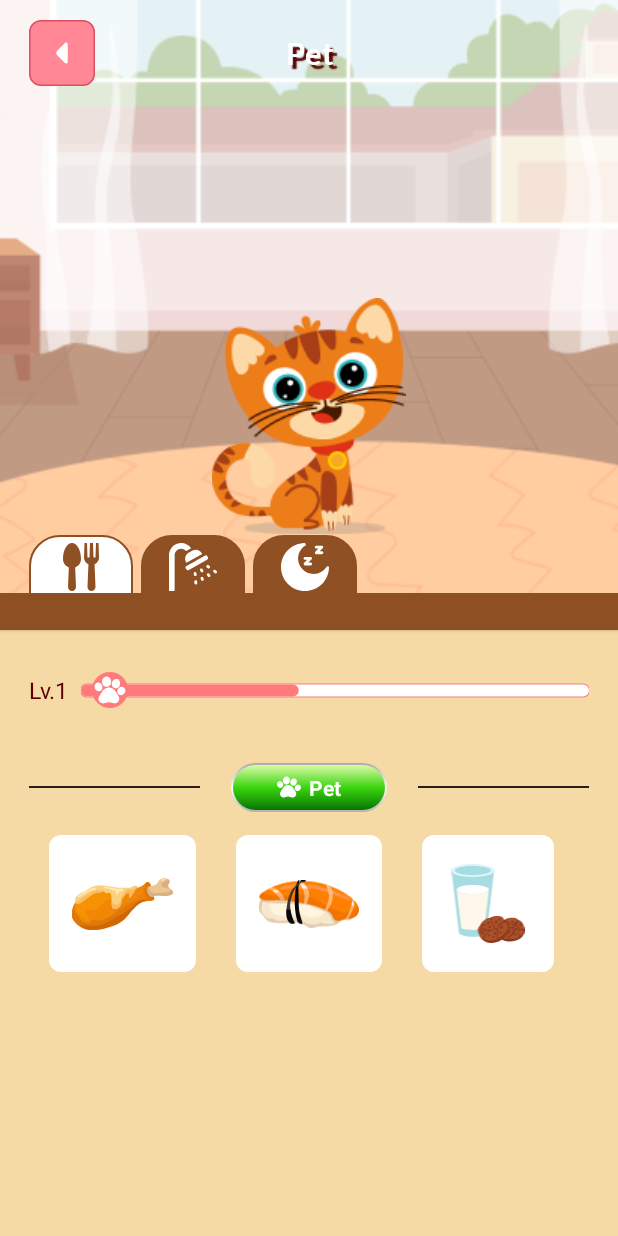
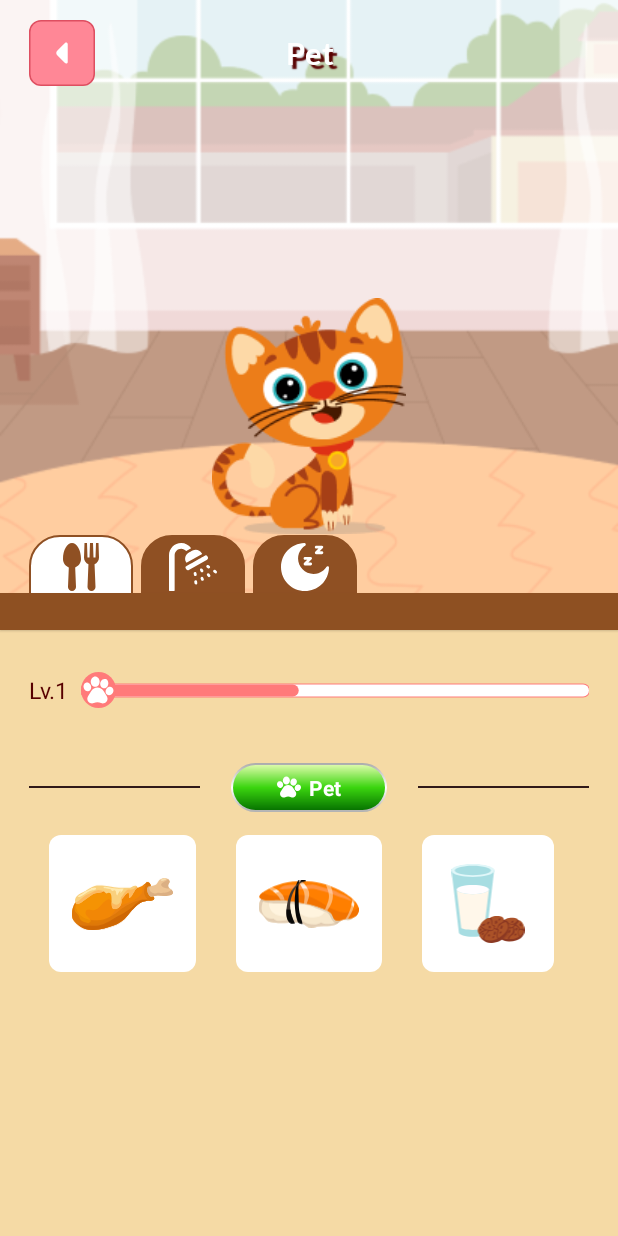
Before and after one commit to hvu0712/base_widget, an Android app: the DetailsFragment screen opened directly, with no data from a screen before it, after a tap on an icon or button, on a phone screen of 412 x 824 dp. Run offline under Robolectric (Android 15) with nearby library versions, the phone set to English and light mode, and no system bars; our stand-ins replace sdp/ssp sizes.

Commit message:
update custom seekbar

```diff
--- a/app/src/main/java/com/example/base_widget/custom/CustomSeeBar.kt
+++ b/app/src/main/java/com/example/base_widget/custom/CustomSeeBar.kt
@@ -125,6 +125,12 @@ class CustomSeeBar : FrameLayout {
         invalidate()
     }
 
+//    private fun resetThumb() {
+//        if (trackMovableArea.height() == 0f) return
+//        val newPointerX = bgRect.left + (trackStrokeRectF.height() * (percent / 100f))
+//        thumbRect.set(newLeft, thumbRect.top, newRight, thumbRect.top + thumbHeight)
+//    }
+
     override fun onDraw(canvas: Canvas) {
         super.onDraw(canvas)
         drawBorder(canvas)
@@ -198,17 +204,17 @@ class CustomSeeBar : FrameLayout {
         bgRect.set(rectFLeftBG, rectFTopBG, rectFRightBG, rectFBottomBG)
 
         //thumb
-        thumbHeight = (height * 0.6).toFloat()
+        thumbHeight = (height * 0.8).toFloat() - (height * 0.2).toFloat()
 
-//        rectFLeftT = 0f
-//        rectFTopT = (height * 0.2).toFloat()
-//        rectFBottomT = (height * 0.8).toFloat()
-//        rectFRightT = rectFBottomT - rectFTopT
+        rectFLeftT = 0f
+        rectFTopT = (height * 0.8).toFloat() - thumbHeight
+        rectFBottomT = rectFTopT + thumbHeight
+        rectFRightT = rectFBottomT - rectFTopT
 
-        rectFLeftT = (height - thumbHeight) / 2f
-        rectFTopT = (height * 0.8).toFloat() - thumbHeight
-        rectFRightT = rectFLeftT + thumbHeight
-        rectFBottomT = rectFTopT + thumbHeight
+//        rectFLeftT = (height - thumbHeight) / 2f
+//        rectFTopT = (height * 0.8).toFloat() - thumbHeight
+//        rectFRightT = rectFLeftT + thumbHeight
+//        rectFBottomT = rectFTopT + thumbHeight
         thumbRect.set(rectFLeftT, rectFTopT, rectFRightT, rectFBottomT)
 
         invalidate()
--- a/app/src/main/java/com/example/base_widget/ui/shop/DetailsAdapter.kt
+++ b/app/src/main/java/com/example/base_widget/ui/shop/DetailsAdapter.kt
@@ -36,8 +36,10 @@ class DetailsAdapter : RecyclerView.Adapter<DetailsAdapter.DetailsPlantViewHolde
         RecyclerView.ViewHolder(binding.root) {
         fun bind(item: ItemCommon) {
             binding.ivItem.setImageResource(item.image)
-            binding.ccItem.setOnClickAffect {
-                onItemClick?.invoke(item)
+            binding.ccItem.post {
+                binding.ccItem.setOnClickAffect {
+                    onItemClick?.invoke(item)
+                }
             }
         }
 
```
